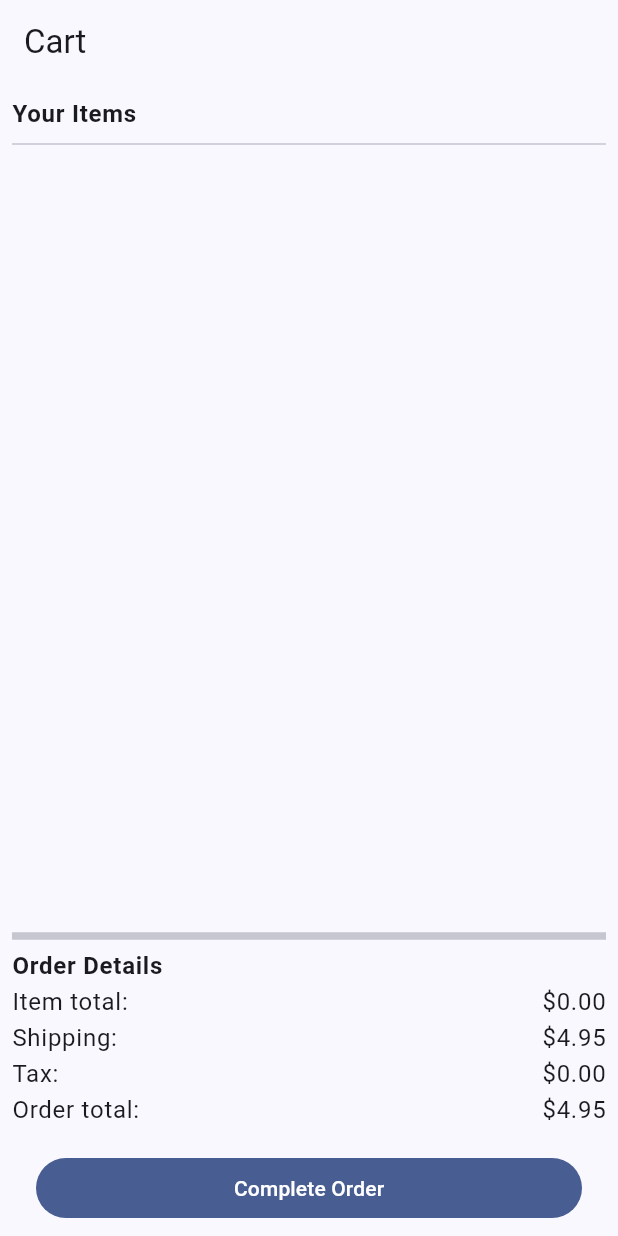
After one commit to noahcolvin/furry_flutter, a Flutter app: the CartScreen screen opened by its route, on a phone screen of 412 x 824 dp. The commit adds this screen. Run offline on Flutter 3.47's test engine with Material 3 defaults, Android fonts, the phone set to English and light mode, and no system bars; our stand-ins replace cached_network_image, dio, freezed_annotation, go_router, hooks_riverpod, riverpod_annotation and 1 more; generated files the repository leaves out were written again; network calls fail.

Commit message:
Adding cart screen and better network image loading

```diff
--- /dev/null
+++ b/lib/features/cart/presentation/cart_screen.dart
@@ -0,0 +1,71 @@
+import 'package:flutter/material.dart';
+import 'package:furry_flutter/features/cart/presentation/cart_controller.dart';
+import 'package:furry_flutter/features/cart/presentation/cart_item_view.dart';
+import 'package:furry_flutter/features/cart/presentation/order_details.dart';
+import 'package:go_router/go_router.dart';
+import 'package:hooks_riverpod/hooks_riverpod.dart';
+
+class CartScreen extends ConsumerWidget {
+  const CartScreen({super.key});
+
+  @override
+  Widget build(BuildContext context, WidgetRef ref) {
+    final cartItems = ref.watch(cartControllerProvider);
+    final bottomPadding = MediaQuery.of(context).padding.bottom;
+
+    return Scaffold(
+      appBar: AppBar(
+        title: const Text('Cart'),
+      ),
+      body: cartItems.when(
+        data: (value) {
+          return Padding(
+            padding: const EdgeInsets.all(8.0),
+            child: Column(
+              crossAxisAlignment: CrossAxisAlignment.start,
+              children: [
+                Text(
+                  'Your Items',
+                  style: Theme.of(context).textTheme.bodyLarge?.copyWith(
+                        fontWeight: FontWeight.bold,
+                      ),
+                ),
+                const Divider(),
+                Expanded(
+                  child: ListView.builder(
+                    itemCount: value.length,
+                    itemBuilder: (context, index) {
+                      final item = value[index];
+                      return CartItemView(item);
+                    },
+                  ),
+                ),
+                const Divider(
+                  thickness: 5,
+                ),
+                OrderDetails(),
+                Padding(
+                  padding: EdgeInsets.fromLTRB(16.0, 16.0, 16.0, bottomPadding),
+                  child: FilledButton(
+                    style: FilledButton.styleFrom(
+                      minimumSize: Size.fromHeight(40), // fromHeight use double.infinity as width and 40 is the height
+                    ),
+                    onPressed: () {
+                      ref.read(cartControllerProvider.notifier).completeOrder();
+                      context.go('/');
+                    },
+                    child: Text(
+                      'Complete Order',
+                    ),
+                  ),
+                ),
+              ],
+            ),
+          );
+        },
+        loading: () => const Center(child: CircularProgressIndicator()),
+        error: (error, stackTrace) => Center(child: Text('Error: $error')),
+      ),
+    );
+  }
+}
--- /dev/null
+++ b/lib/features/cart/presentation/order_details.dart
@@ -0,0 +1,116 @@
+import 'package:flutter/material.dart';
+import 'package:furry_flutter/features/cart/presentation/cart_controller.dart';
+import 'package:hooks_riverpod/hooks_riverpod.dart';
+
+class OrderDetails extends ConsumerWidget {
+  const OrderDetails({super.key});
+  static const shipping = 4.95;
+  static const taxRate = 7.25;
+
+  @override
+  Widget build(BuildContext context, WidgetRef ref) {
+    final cartItems = ref.watch(cartControllerProvider);
+
+    return cartItems.when(
+      data: (value) {
+        final totalAmount = value.fold(
+          0.0,
+          (previousValue, element) => previousValue + element.storeItem.price * element.quantity,
+        );
+        final tax = totalAmount * taxRate / 100;
+        final orderAmount = totalAmount + tax + shipping;
+
+        return Column(
+          crossAxisAlignment: CrossAxisAlignment.start,
+          children: [
+            Text(
+              'Order Details',
+              style: Theme.of(context).textTheme.bodyLarge?.copyWith(
+                    fontWeight: FontWeight.bold,
+                  ),
+            ),
+            Row(
+              mainAxisAlignment: MainAxisAlignment.spaceBetween,
+              children: [
+                Text(
+                  'Item total:',
+                  style: Theme.of(context).textTheme.bodyLarge,
+                ),
+                Text(
+                  '\$${totalAmount.toStringAsFixed(2)}',
+                  style: Theme.of(context).textTheme.bodyLarge,
+                ),
+              ],
+            ),
+            Row(
+              mainAxisAlignment: MainAxisAlignment.spaceBetween,
+              children: [
+                Text(
+                  'Shipping:',
+                  style: Theme.of(context).textTheme.bodyLarge,
+                ),
+                Text(
+                  '\$${shipping.toStringAsFixed(2)}',
+                  style: Theme.of(context).textTheme.bodyLarge,
+                ),
+              ],
+            ),
+            Row(
+              mainAxisAlignment: MainAxisAlignment.spaceBetween,
+              children: [
+                Text(
+                  'Tax:',
+                  style: Theme.of(context).textTheme.bodyLarge,
+                ),
+                Text(
+                  '\$${tax.toStringAsFixed(2)}',
+                  style: Theme.of(context).textTheme.bodyLarge,
+                ),
+              ],
+            ),
+            Row(
+              mainAxisAlignment: MainAxisAlignment.spaceBetween,
+              children: [
+                Text(
+                  'Order total:',
+                  style: Theme.of(context).textTheme.bodyLarge,
+                ),
+                Text(
+                  '\$${orderAmount.toStringAsFixed(2)}',
+                  style: Theme.of(context).textTheme.bodyLarge,
+                ),
+              ],
+            ),
+          ],
+        );
+      },
+      loading: () => const CircularProgressIndicator(),
+      error: (error, stackTrace) => Text('Error: $error'),
+    );
+
+    /* return Column(
+      crossAxisAlignment: CrossAxisAlignment.start,
+      children: [
+        Text(
+          'Order Details',
+          style: Theme.of(context).textTheme.bodyLarge?.copyWith(
+                fontWeight: FontWeight.bold,
+              ),
+        ),
+        Row(
+          mainAxisAlignment: MainAxisAlignment.spaceBetween,
+          children: [
+            Text(
+              'Item total:',
+              style: Theme.of(context).textTheme.bodyLarge,
+            ),
+            Text(
+              '\$',
+              style: Theme.of(context).textTheme.bodyLarge,
+            ),
+          ],
+        ),
+      ],
+    ); */
+  }
+}
--- a/lib/features/store_items/presentation/store_items_screen.dart
+++ b/lib/features/store_items/presentation/store_items_screen.dart
@@ -1,4 +1,5 @@
 import 'package:flutter/material.dart';
+import 'package:furry_flutter/features/cart/presentation/cart_icon.dart';
 import 'package:furry_flutter/features/store_items/presentation/store_item_widget.dart';
 import 'package:furry_flutter/features/store_items/presentation/store_items_controller.dart';
 import 'package:hooks_riverpod/hooks_riverpod.dart';
@@ -37,6 +38,9 @@ class _StoreItemsScreenState extends ConsumerState<StoreItemsScreen> {
     return Scaffold(
       appBar: AppBar(
         title: const Text('Store Items'),
+        actions: [
+          CartIcon(),
+        ],
       ),
       body: Column(
         children: [
--- a/lib/main.dart
+++ b/lib/main.dart
@@ -1,4 +1,5 @@
 import 'package:flutter/material.dart';
+import 'package:furry_flutter/features/cart/presentation/cart_screen.dart';
 import 'package:furry_flutter/features/dashboard/presentation/dashboard_screen.dart';
 import 'package:furry_flutter/features/store_items/domain/store_item.dart';
 import 'package:furry_flutter/features/store_items/presentation/store_item_detail_screen.dart';
@@ -33,6 +34,10 @@ final _router = GoRouter(
     GoRoute(
       path: '/item',
       builder: (context, state) => ItemDetailScreen(item: state.extra as StoreItem),
+    ),
+    GoRoute(
+      path: '/cart',
+      builder: (context, state) => CartScreen(),
     ),
   ],
   errorBuilder: ((context, state) => Scaffold(
--- a/pubspec.yaml
+++ b/pubspec.yaml
@@ -41,6 +41,8 @@ dependencies:
   freezed_annotation: ^2.4.4
   json_annotation: ^4.9.0
   go_router: ^14.7.2
+  transparent_image: ^2.0.1
+  cached_network_image: ^3.4.1
 
 dev_dependencies:
   flutter_test:
```
Also changed, not shown: lib/features/cart/application/cart_service.dart (added, +49 -0 lines), lib/features/cart/domain/cart_item.dart (added, +18 -0 lines), lib/features/cart/presentation/cart_controller.dart (added, +32 -0 lines), lib/features/cart/presentation/cart_icon.dart (added, +29 -0 lines), lib/features/cart/presentation/cart_item_view.dart (added, +65 -0 lines), lib/features/dashboard/presentation/dashboard_screen.dart (+2 -9 lines), lib/features/my_friends/presentation/my_friend_detail_screen.dart (+6 -1 lines), lib/features/my_friends/presentation/my_friend_widget.dart (+5 -2 lines), lib/features/store_items/presentation/store_item_detail_screen.dart (+23 -4 lines), lib/features/store_items/presentation/store_item_widget.dart (+12 -13 lines), pubspec.lock, 5 other files.
